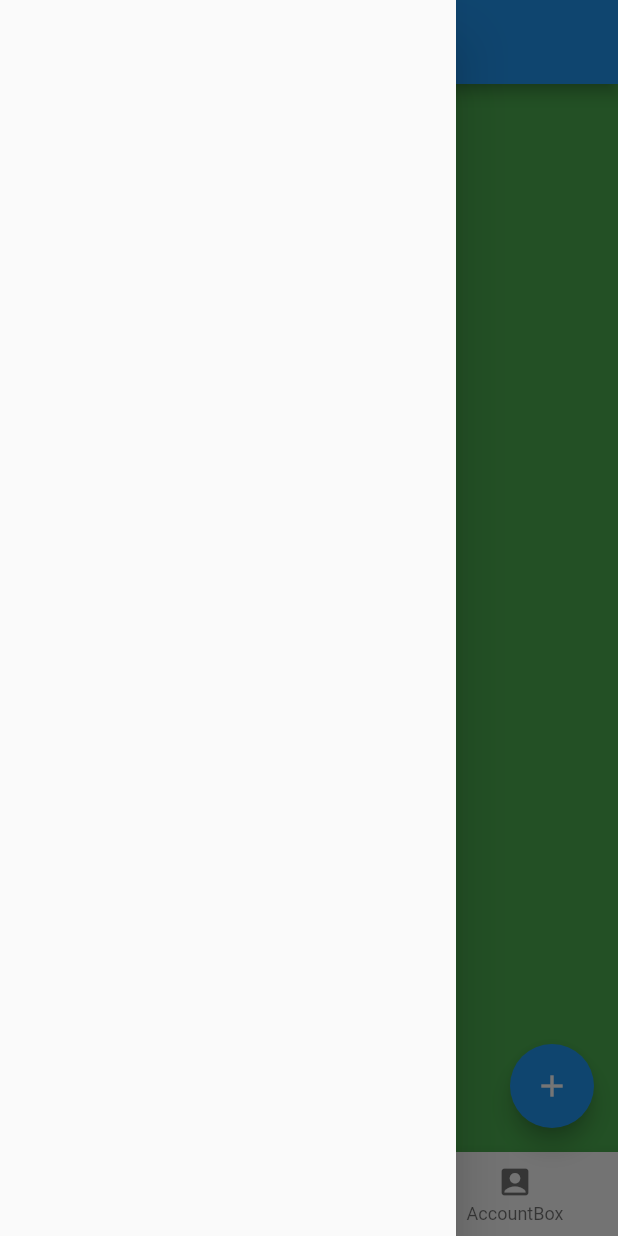
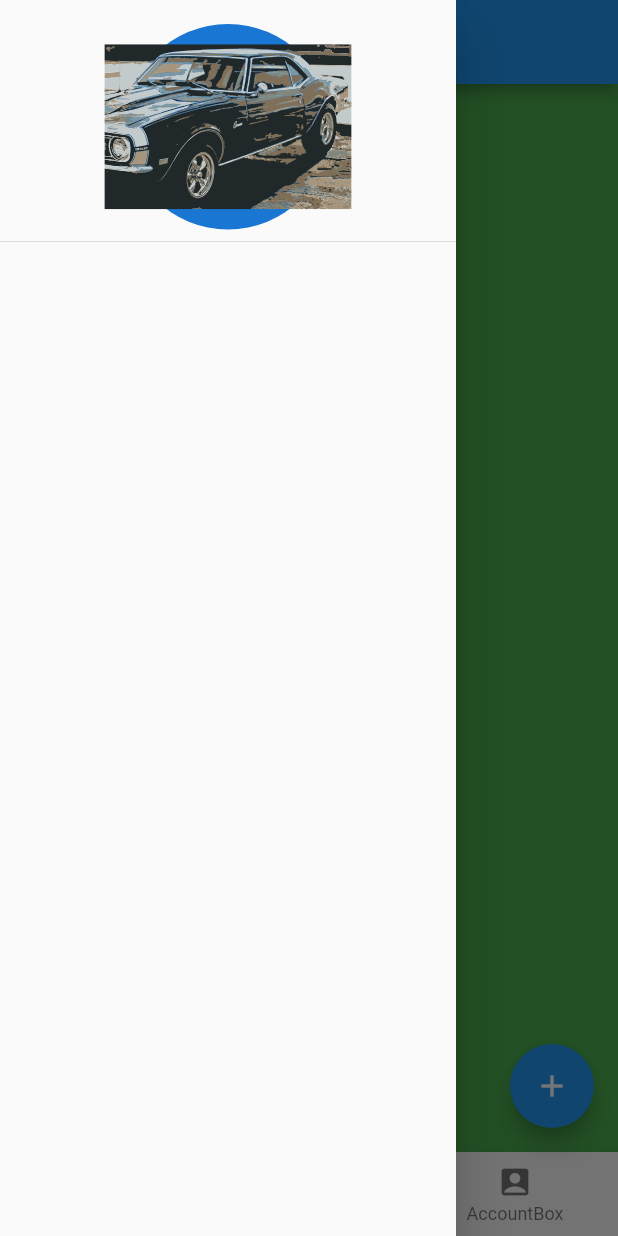
Before and after one commit to barganaev/Dart_basics, a Flutter app: the HomeWork5 screen opened directly, with the side drawer open, on a phone screen of 412 x 824 dp. Run offline on Flutter 3.47's test engine with Material 2 defaults, Android fonts, the phone set to English and light mode, and no system bars; our stand-ins replace carousel_slider, flutter_svg.

Commit message:
HomeWork #5 cont.

```diff
--- a/skill_box_homeworks/lib/hw_5.dart
+++ b/skill_box_homeworks/lib/hw_5.dart
@@ -1,4 +1,5 @@
 import 'package:flutter/material.dart';
+import 'package:flutter_svg/flutter_svg.dart';
 
 class TabItem {
   String title;
@@ -48,7 +49,18 @@ class _HomeWork5State extends State<HomeWork5> with SingleTickerProviderStateMix
       appBar: AppBar(
         title: Text('HomeWork #5'),
       ),
-      drawer: Drawer(),
+      drawer: Drawer(
+        child: ListView(
+          children: [
+            DrawerHeader(
+              child: CircleAvatar(
+                child: SvgPicture.asset('assets/Hot-Rod-Car-Show-2016070403.svg', width: MediaQuery.of(context).size.width * 0.4,),
+                // radius: 200,
+              ),
+            ),
+          ],
+        ),
+      ),
       body: TabBarView(
         controller: _tabController,
         children: [
@@ -93,18 +105,6 @@ class _HomeWork5State extends State<HomeWork5> with SingleTickerProviderStateMix
                   label: item.title,
                   icon: item.icon
                 )
-              // BottomNavigationBarItem(
-              //   icon: Icon(Icons.home),
-              //   label: "Home",
-              // ),
-              // BottomNavigationBarItem(
-              //   icon: Icon(Icons.favorite),
-              //   label: "Favorite",
-              // ),
-              // BottomNavigationBarItem(
-              //   icon: Icon(Icons.account_box),
-              //   label: "AccountBox",
-              // ),
             ],
           ),
         ),
```
